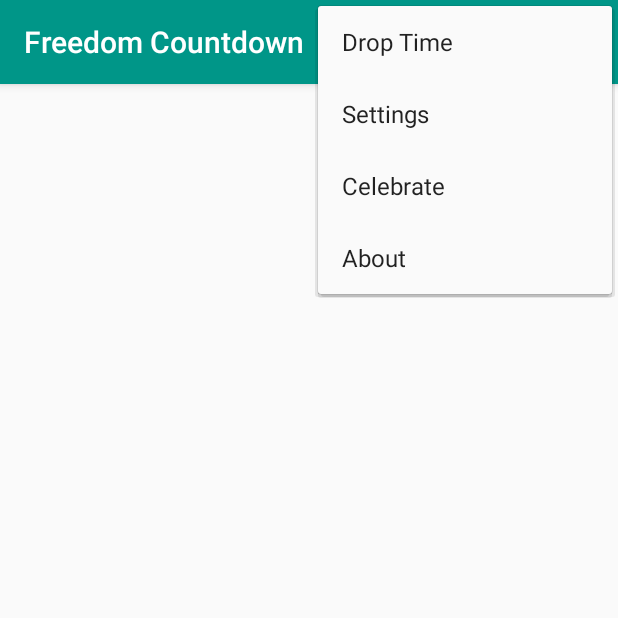
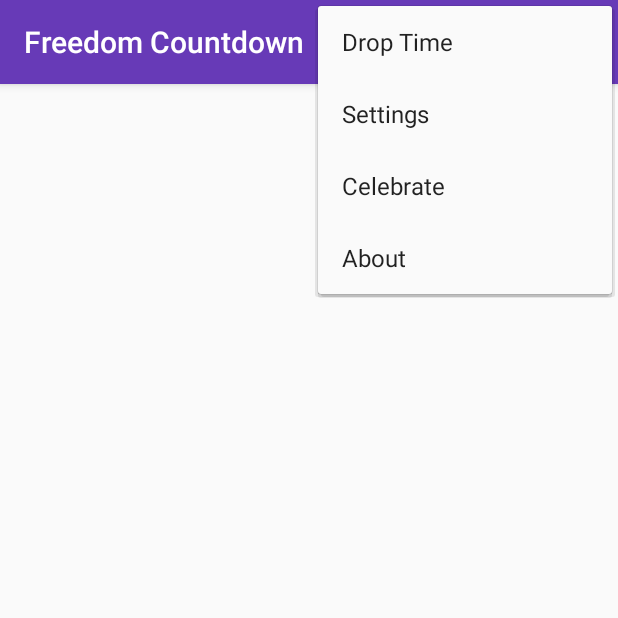
Before and after one commit to offvanHooijdonk/tofreedom, an Android app: the CountdownActivity screen opened directly, with no data from a screen before it, with the options menu open, on a phone screen of 412 x 824 dp, the top half of it. Run offline under Robolectric (Android 15) with nearby library versions, the phone set to English and light mode, and no system bars.

Commit message:
Minor fixes

```diff
--- a/app/src/main/res/values/colors.xml
+++ b/app/src/main/res/values/colors.xml
@@ -3,15 +3,15 @@
     <!--<color name="colorPrimary">@color/md_indigo_500</color>
     <color name="colorPrimaryDark">@color/md_indigo_700</color>
     <color name="colorAccent">@color/md_deep_orange_A400</color>-->
-    <color name="colorPrimary">@color/md_teal_500</color>
-    <color name="colorPrimaryDark">@color/md_teal_700</color>
-    <color name="colorAccent">@color/md_green_A700</color>
+    <color name="colorPrimary">@color/md_deep_purple_500</color>
+    <color name="colorPrimaryDark">@color/md_deep_purple_500</color>
+    <color name="colorAccent">@color/md_teal_400</color>
     <color name="colorPrimaryLight">@color/md_teal_100</color>
     <color name="transparent">#00ffffff</color>
 
     <color name="start_bckgr">@color/md_deep_purple_500</color>
     <color name="splash_back">@color/start_bckgr</color>
-    <color name="start_notif_bar">@color/md_deep_purple_700</color>
+    <color name="start_notif_bar">@color/start_bckgr</color>
 
     <color name="start_picked_date">#E0FFFFFF</color>
     <!--    <color name="mood_icon">@color/md_blue_500</color>-->
```
Also changed, not shown: app/src/main/java/by/offvanhooijdonk/tofreedom/ui/celebrate/CelebrateActivity.kt (+4 -6 lines).
